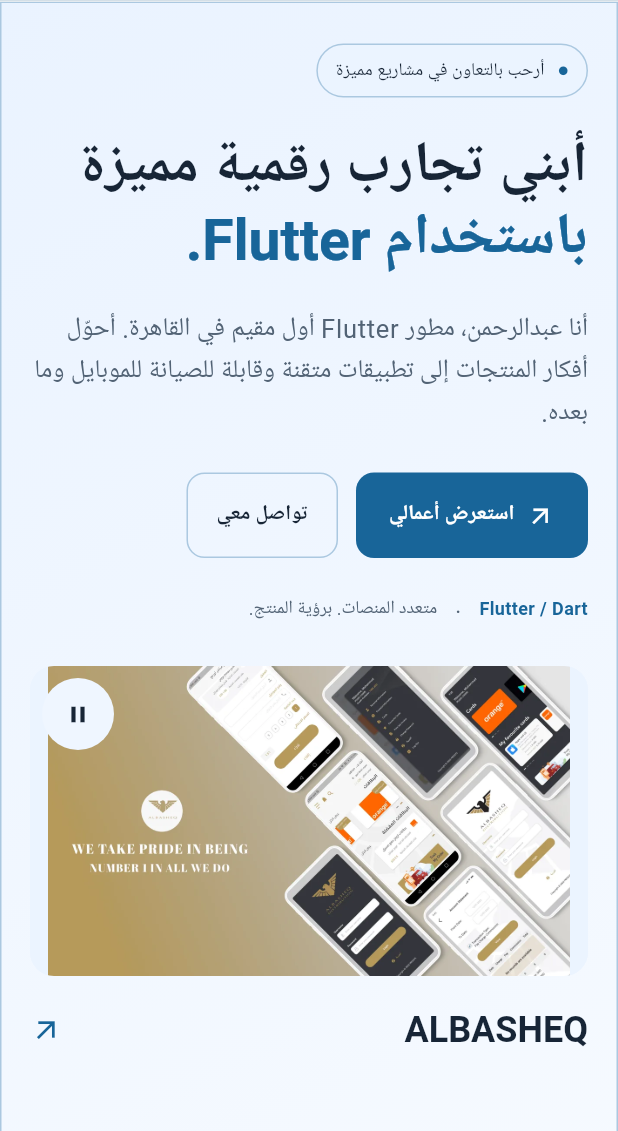
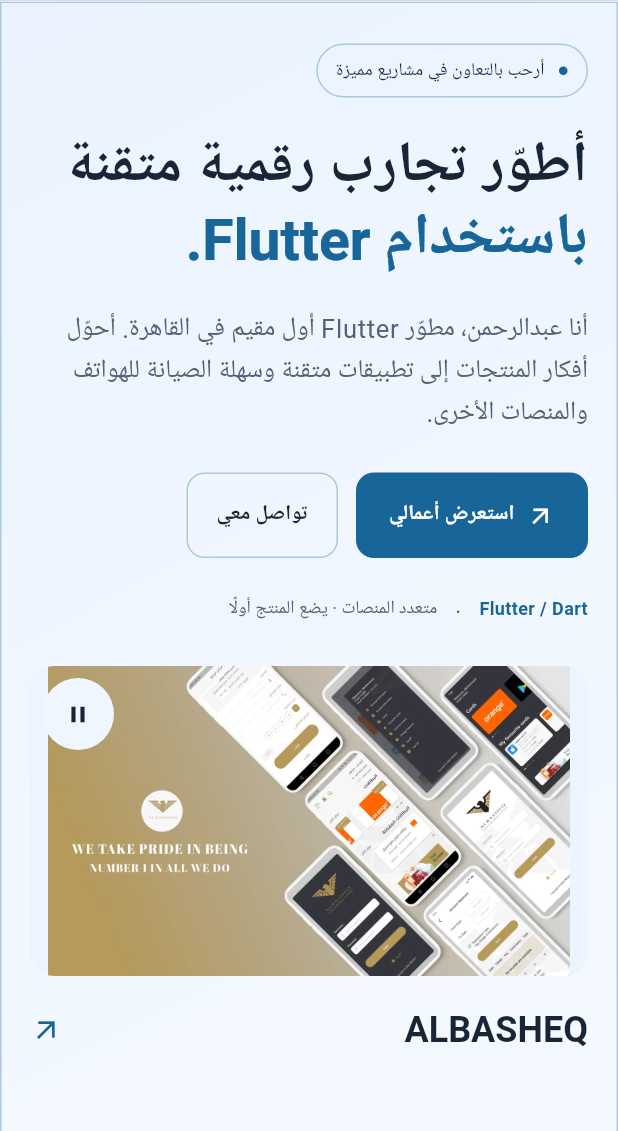
Before and after one commit to abdo6400/portfolio, a Flutter app: the screen it shows after launch, after a tap on the "light mode" icon, after a tap on "AR", on a phone screen of 412 x 824 dp, the part 105-1236 px from its top. Run offline on Flutter 3.47's test engine with Material 3 defaults, Android fonts, the phone set to English and light mode, and no system bars; our stand-ins replace video_player.

Commit message:
Improve Arabic portfolio copy

```diff
--- a/flutter-portfolio/lib/content/all_projects.dart
+++ b/flutter-portfolio/lib/content/all_projects.dart
@@ -358,7 +358,7 @@
       ),
       Bilingual(
         "CUDA-enabled LSTM deep learning architecture",
-        "واجهة موبايل وويب",
+        "واجهة للهواتف والويب",
       ),
     ],
     images: projectMedia["speech-emotion-recognition"]!,
--- a/flutter-portfolio/lib/content/portfolio_content.dart
+++ b/flutter-portfolio/lib/content/portfolio_content.dart
@@ -12,7 +12,7 @@
   'Notifications': Bilingual('Notifications', 'إشعارات'),
   'Marketplace': Bilingual('Marketplace', 'سوق إلكتروني'),
   'Payments': Bilingual('Payments', 'مدفوعات'),
-  'Mobile': Bilingual('Mobile', 'موبايل'),
+  'Mobile': Bilingual('Mobile', 'تطبيقات الهواتف'),
   'Real estate': Bilingual('Real estate', 'عقارات'),
 };
 
@@ -28,11 +28,11 @@
   );
   static const hero = Bilingual(
     'Mobile products.\nThoughtful engineering.',
-    'تطبيقات موبايل.\nوهندسة تهتم بالتفاصيل.',
+    'تطبيقات للهواتف.\nوهندسة تهتم بالتفاصيل.',
   );
   static const intro = Bilingual(
     'I’m Abdelrahman, a software engineer in Cairo. I build and maintain Flutter applications for financial services, e-commerce, news, and service platforms.',
-    'أنا عبدالرحمن، مهندس برمجيات مقيم في القاهرة. أطور وأصون تطبيقات Flutter في مجالات الخدمات المالية والتجارة الإلكترونية والأخبار ومنصات الخدمات.',
+    'أنا عبدالرحمن، مهندس برمجيات مقيم في القاهرة. أطوّر تطبيقات Flutter وأصونها في مجالات الخدمات المالية والتجارة الإلكترونية والأخبار والخدمات.',
   );
   static const viewWork = Bilingual('Explore my work', 'استعرض أعمالي');
   static const cv = Bilingual('View CV', 'السيرة الذاتية');
@@ -54,7 +54,7 @@
   );
   static const approachBody = Bilingual(
     'My work connects mobile interfaces with backend services. I focus on understandable state management, clear architecture, and collaboration with backend and QA teams through delivery and maintenance.',
-    'يربط عملي واجهات الموبايل بالخدمات الخلفية. أهتم بإدارة واضحة لحالة التطبيق، وبنية منظمة، والتعاون مع فرق الباك إند واختبار الجودة خلال التطوير والصيانة.',
+    'أربط واجهات التطبيقات بالخدمات الخلفية، وأهتم بتنظيم بنية التطبيق وإدارة حالته بوضوح. أتعاون مع فرق الخدمات الخلفية وضمان الجودة خلال التطوير والصيانة.',
   );
   static const education = Bilingual(
     'BSc Computer Science · Ain Shams University',
@@ -62,7 +62,7 @@
   );
   static const contactTitle = Bilingual(
     'Have a mobile product\nin mind?',
-    'لديك فكرة\nلتطبيق موبايل؟',
+    'لديك فكرة\nلتطبيق للهواتف؟',
   );
   static const contactBody = Bilingual(
     'Let’s connect about a product, a Flutter project, or a professional opportunity. Based in Cairo. Open to conversations worldwide.',
@@ -81,7 +81,7 @@
   );
   static const footer = Bilingual(
     'Built with Flutter. Made with care.',
-    'بُني باستخدام Flutter، بعناية بالتفاصيل.',
+    'صُمّم بعناية وطُوّر باستخدام Flutter.',
   );
   static const projectNote = Bilingual(
     'Product features describe the application; my contribution is part of a wider team effort.',
@@ -93,7 +93,7 @@
   static const allWork = Bilingual('All projects', 'جميع المشاريع');
   static const browseAll = Bilingual(
     'Browse all 19 projects',
-    'تصفح جميع المشاريع الـ ١٩',
+    'تصفّح المشاريع التسعة عشر',
   );
   static const search = Bilingual(
     'Search projects or technologies',
@@ -267,7 +267,7 @@
     Bilingual('AUG 2026 — PRESENT', 'أغسطس ٢٠٢٦ — الآن'),
     Bilingual(
       'Mobile product development. Full-time, remote from Cairo.',
-      'تطوير منتجات الموبايل، بدوام كامل وعن بُعد من القاهرة.',
+      'تطوير تطبيقات الهواتف بدوام كامل وعن بُعد من القاهرة.',
     ),
   ),
   ExperienceEntry(
@@ -285,7 +285,7 @@
     Bilingual('2023 — 2024', '٢٠٢٣ — ٢٠٢٤'),
     Bilingual(
       'Pack and Go, Car Washing App, and Najam Al Kora. REST APIs, BLoC, and collaboration with backend and QA teams.',
-      'تطبيقات Pack and Go وغسيل السيارات ونجم الكرة، مع REST APIs وBLoC والتعاون مع الباك إند واختبار الجودة.',
+      'تطوير تطبيقات Pack and Go وغسيل السيارات ونجم الكرة، باستخدام REST APIs وBLoC وبالتعاون مع فرق الخدمات الخلفية وضمان الجودة.',
     ),
   ),
   ExperienceEntry(
@@ -294,7 +294,7 @@
     Bilingual('2022 — 2024', '٢٠٢٢ — ٢٠٢٤'),
     Bilingual(
       'ADDUSTOUR, ALBASHEQ, Golden Mark, and SADAD. Mobile application development and maintenance.',
-      'تطبيقات ADDUSTOUR وALBASHEQ وGolden Mark وSADAD، وتطوير تطبيقات الموبايل وصيانتها.',
+      'تطوير وصيانة تطبيقات ADDUSTOUR وALBASHEQ وGolden Mark وSADAD للهواتف.',
     ),
   ),
 ];
--- a/flutter-portfolio/lib/content/studio_content.dart
+++ b/flutter-portfolio/lib/content/studio_content.dart
@@ -20,26 +20,26 @@
   );
   static const hero = Bilingual(
     'Building Beautiful Digital Experiences with Flutter.',
-    'أبني تجارب رقمية مميزة باستخدام Flutter.',
+    'أطوّر تجارب رقمية متقنة باستخدام Flutter.',
   );
   static const heroLead = Bilingual(
     'Building Beautiful\nDigital Experiences',
-    'أبني تجارب رقمية مميزة',
+    'أطوّر تجارب رقمية متقنة',
   );
   static const heroAccent = Bilingual('with Flutter.', 'باستخدام Flutter.');
   static const intro = Bilingual(
     'I’m Abdelrahman, a Senior Flutter Developer in Cairo. I turn product ideas into polished, maintainable applications for mobile and beyond.',
-    'أنا عبدالرحمن، مطور Flutter أول مقيم في القاهرة. أحوّل أفكار المنتجات إلى تطبيقات متقنة وقابلة للصيانة للموبايل وما بعده.',
+    'أنا عبدالرحمن، مطوّر Flutter أول مقيم في القاهرة. أحوّل أفكار المنتجات إلى تطبيقات متقنة وسهلة الصيانة للهواتف والمنصات الأخرى.',
   );
   static const contactMe = Bilingual('Contact me', 'تواصل معي');
   static const scroll = Bilingual('Discover the details', 'اكتشف التفاصيل');
   static const aboutTitle = Bilingual(
     'Thoughtful code.\nConsidered experiences.',
-    'كود مدروس.\nوتجربة تستحق الاهتمام.',
+    'شيفرة مدروسة.\nوتجارب صُممت بعناية.',
   );
   static const aboutBody = Bilingual(
     'I work where product design meets engineering. From news and financial services to marketplaces, my focus is clear architecture, dependable state management, and interfaces people enjoy using. Today, I build mobile products at digitalH.',
-    'أعمل عند نقطة التقاء تصميم المنتج بالهندسة. من الأخبار والخدمات المالية إلى الأسواق الإلكترونية، أهتم ببنية واضحة وإدارة حالة موثوقة وواجهات يستمتع الناس باستخدامها. أعمل حاليًا على منتجات الموبايل لدى digitalH.',
+    'أجمع بين تصميم المنتجات وهندسة البرمجيات لتطوير تطبيقات في مجالات الأخبار والخدمات المالية والتجارة الإلكترونية. أحرص على بنية واضحة، وإدارة موثوقة لحالة التطبيق، وواجهات سهلة الاستخدام. أعمل حاليًا على تطوير تطبيقات الهواتف لدى digitalH.',
   );
   static const skillsTitle = Bilingual(
     'A focused stack.\nA broader perspective.',
@@ -47,15 +47,15 @@
   );
   static const skillsBody = Bilingual(
     'The tools I use to connect thoughtful interfaces with dependable systems.',
-    'الأدوات التي أستخدمها لربط واجهات مدروسة بأنظمة موثوقة.',
+    'أستخدم هذه الأدوات لبناء واجهات سهلة الاستخدام وربطها بأنظمة موثوقة.',
   );
   static const projectsTitle = Bilingual(
     'Real products.\nWork worth exploring.',
     'منتجات حقيقية.\nوأعمال تستحق الاستكشاف.',
   );
-  static const all = Bilingual('Featured', 'المختارة');
-  static const mobile = Bilingual('Mobile apps', 'تطبيقات الموبايل');
-  static const backend = Bilingual('Backend', 'الباك إند');
+  static const all = Bilingual('Featured', 'مشاريع مختارة');
+  static const mobile = Bilingual('Mobile apps', 'تطبيقات الهواتف');
+  static const backend = Bilingual('Backend', 'الخدمات الخلفية');
   static const experiments = Bilingual('Experiments', 'تجارب');
   static const journey = Bilingual('The journey so far.', 'رحلتي حتى الآن.');
   static const servicesTitle = Bilingual(
@@ -64,7 +64,7 @@
   );
   static const contactTitle = Bilingual(
     'Let’s make\nsomething matter.',
-    'لنبنِ شيئًا\nيصنع فارقًا.',
+    'لنبنِ معًا\nمنتجًا يصنع فرقًا.',
   );
   static const light = Bilingual(
     'Switch to light theme',
@@ -74,14 +74,17 @@
   static const nameLabel = Bilingual('Your name', 'اسمك');
   static const email = Bilingual('Your email', 'بريدك الإلكتروني');
   static const emailLink = Bilingual('Email', 'البريد الإلكتروني');
-  static const message = Bilingual('Tell me about your idea', 'حدثني عن فكرتك');
+  static const message = Bilingual(
+    'Tell me about your idea',
+    'أخبرني عن فكرتك',
+  );
   static const compose = Bilingual(
     'Copy message & open LinkedIn',
     'انسخ الرسالة وافتح لينكدإن',
   );
   static const formNote = Bilingual(
     'This form prepares a message for LinkedIn. Nothing is sent automatically.',
-    'تجهز هذه الاستمارة رسالة لإرسالها عبر لينكدإن. لا يتم إرسال أي شيء تلقائيًا.',
+    'يجهّز هذا النموذج رسالة يمكنك إرسالها عبر لينكدإن. لن تُرسل الرسالة تلقائيًا.',
   );
   static const requiredName = Bilingual(
     'Please enter your name.',
@@ -118,13 +121,13 @@
   static const selected = Bilingual('Selected application', 'تطبيق مختار');
   static const buildLabel = Bilingual(
     'Cross-platform. Product-minded.',
-    'متعدد المنصات. برؤية المنتج.',
+    'متعدد المنصات · يضع المنتج أولًا',
   );
   static const publicWork = Bilingual(
     'Projects in the archive',
     'مشروعًا في الأرشيف',
   );
-  static const languages = Bilingual('Portfolio languages', 'لغتا عرض');
+  static const languages = Bilingual('Portfolio languages', 'لغتا الموقع');
   static const education = Bilingual('Education', 'التعليم');
   static const location = Bilingual(
     'Cairo, Egypt · Working worldwide',
@@ -139,12 +142,12 @@
 }
 
 const skillGroups = [
-  SkillGroup(Bilingual('Mobile development', 'تطوير الموبايل'), [
+  SkillGroup(Bilingual('Mobile development', 'تطوير تطبيقات الهواتف'), [
     'Flutter',
     'Dart',
     'Responsive UI',
   ]),
-  SkillGroup(Bilingual('Backend integration', 'التكامل مع الباك إند'), [
+  SkillGroup(Bilingual('Backend integration', 'التكامل مع الخدمات الخلفية'), [
     'REST APIs',
     'Firebase',
     'Dio',
@@ -174,21 +177,21 @@
     Bilingual('Flutter development', 'تطوير Flutter'),
     Bilingual(
       'Cross-platform mobile applications built around your product and its users.',
-      'تطبيقات موبايل متعددة المنصات تتمحور حول منتجك ومستخدميه.',
+      'تطبيقات متعددة المنصات تُصمّم لتلبية احتياجات منتجك ومستخدميه.',
     ),
   ),
   ServiceItem(
-    Bilingual('Interfaces with intent', 'واجهات بهدف واضح'),
+    Bilingual('Interfaces with intent', 'واجهات مدروسة'),
     Bilingual(
       'Responsive UI implementation with care for interaction, accessibility, and detail.',
-      'تنفيذ واجهات متجاوبة مع الاهتمام بالتفاعل وسهولة الوصول والتفاصيل.',
+      'تطوير واجهات متجاوبة مع الاهتمام بسهولة الاستخدام وإمكانية الوصول والتفاصيل.',
     ),
   ),
   ServiceItem(
     Bilingual('Connected products', 'منتجات متكاملة'),
     Bilingual(
       'REST API and Firebase integration that connects the interface to your services.',
-      'ربط REST APIs وFirebase لدمج الواجهة مع خدماتك.',
+      'ربط واجهات التطبيقات بخدماتك باستخدام REST APIs وFirebase.',
     ),
   ),
   ServiceItem(
```
